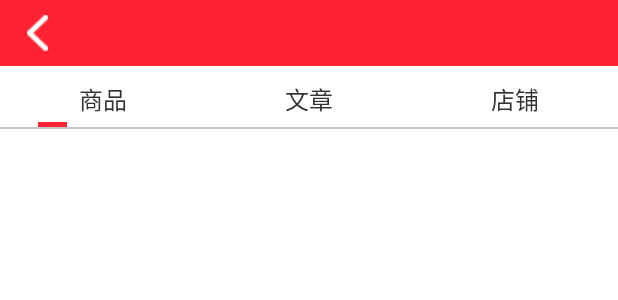
After one commit to hccpw007/KXG, an Android app: the layout activity_mylove.xml on its own in the app's theme, with its tools: preview values and no code run, on a phone screen of 412 x 824 dp. The commit adds this screen. Shown: the top 300 px of the screen. Run offline under Robolectric (Android 15) with nearby library versions, the phone set to English and light mode, and no system bars.

```diff
--- a/app/src/main/java/com/cqts/kxg/adapter/RankingAdapter.java
+++ b/app/src/main/java/com/cqts/kxg/adapter/RankingAdapter.java
@@ -65,7 +65,7 @@ public class RankingAdapter extends BaseAdapter {
 
         ImageLoader.getInstance().displayImage(rankingInfos.get(position).headimg,holder.headImg,
                 BaseValue.getOptions(R.mipmap.center_head));
-
+        holder.rankingTv.setTextColor(context.getResources().getColor(R.color.mygray));
         holder.rankingTv.setText((position+1)+"");
         holder.moneyTv.setText("￥"+rankingInfos.get(position).app_money);
 
--- a/app/src/main/java/com/cqts/kxg/home/GoodsFragment.java
+++ b/app/src/main/java/com/cqts/kxg/home/GoodsFragment.java
@@ -49,6 +49,9 @@ public class GoodsFragment extends MyFragment implements RefreshLayout.OnRefresh
         this.where = where;
     }
 
+    /**
+     * 喜欢
+     */
     public GoodsFragment(Where where) {
         this.where = where;
     }
@@ -114,6 +117,7 @@ public class GoodsFragment extends MyFragment implements RefreshLayout.OnRefresh
                 break;
             case love: //来自喜欢
                 goods_refresh.setRefreshble(false);
+                MyHttp.loveGoods(http,null,PageNum,PageSize,this);
                 break;
             default:
                 break;
@@ -185,7 +189,7 @@ public class GoodsFragment extends MyFragment implements RefreshLayout.OnRefresh
     @Override
     public void onStop() {
         super.onStop();
-        if (goods_refresh.isRefreshing) {
+        if (goods_refresh!=null&&goods_refresh.isRefreshing) {
             goods_refresh.setResultState(RefreshLayout.ResultState.close);
         }
     }
--- a/app/src/main/java/com/cqts/kxg/home/HomeFragment.java
+++ b/app/src/main/java/com/cqts/kxg/home/HomeFragment.java
@@ -174,6 +174,7 @@ public class HomeFragment extends BaseFragment implements Callback, MyViewPager
             }
         });
 
+        //首页3个图标按钮
         MyHttp.homemenu(http, null, new MyHttp.MyHttpResult() {
             @Override
             public void httpResult(Integer which, int code, String msg, Object bean) {
@@ -190,7 +191,7 @@ public class HomeFragment extends BaseFragment implements Callback, MyViewPager
             }
         });
     }
-
+    //首页3个图标按钮
     private void InitTable(ArrayList<HomeTableInfo> homeTableInfos) {
         if (null==homeTableInfos){
             return;
--- a/app/src/main/java/com/cqts/kxg/hot/HotFragment.java
+++ b/app/src/main/java/com/cqts/kxg/hot/HotFragment.java
@@ -52,8 +52,11 @@ public class HotFragment extends BaseFragment implements MyViewPager.OnMyPageCha
 
         hot_viewpager = (MyViewPager)view.findViewById(R.id.hot_viewpager);
         hot_view = (ImageView)view. findViewById(R.id.hot_view);
+
+
         ViewGroup.LayoutParams layoutParams = hot_view.getLayoutParams();
         layoutParams.width = BaseValue.screenwidth/4;
+
         InitViewPager();
     }
 
--- a/app/src/main/java/com/cqts/kxg/main/MyApplication.java
+++ b/app/src/main/java/com/cqts/kxg/main/MyApplication.java
@@ -16,7 +16,7 @@ public class MyApplication extends BaseApplication{
     public static SharedPreferences userSp;//缓存文件
     public static CodeCountDownTimer downTimer;
     public static UserInfo userInfo; //用户信息
-    public static String token = null;
+    public static String token = "";
     @Override
     public void onCreate() {
         super.onCreate();
--- /dev/null
+++ b/app/src/main/res/layout/activity_mylove.xml
@@ -0,0 +1,75 @@
+<?xml version="1.0" encoding="utf-8"?>
+<LinearLayout xmlns:android="http://schemas.android.com/apk/res/android"
+              android:layout_width="match_parent"
+              android:layout_height="match_parent"
+              android:background="@color/myred"
+              android:clipToPadding="true"
+              android:fitsSystemWindows="true"
+              android:orientation="vertical">
+
+    <include layout="@layout/include_red_title"/>
+
+    <LinearLayout
+        android:layout_width="match_parent"
+        android:layout_height="match_parent"
+        android:background="@color/white"
+        android:orientation="vertical">
+
+        <LinearLayout
+            android:layout_width="match_parent"
+            android:layout_height="wrap_content"
+            android:background="@color/white"
+            android:orientation="horizontal"
+            android:paddingBottom="3dp"
+            android:paddingTop="10dp">
+
+            <TextView
+                android:id="@+id/tv0"
+                style="@style/text_16sp_black"
+                android:layout_width="0px"
+                android:layout_height="match_parent"
+                android:layout_weight="1"
+                android:gravity="center"
+                android:text="商品"/>
+
+            <TextView
+                android:id="@+id/tv1"
+                style="@style/text_16sp_black"
+                android:layout_width="0px"
+                android:layout_height="match_parent"
+                android:layout_weight="1"
+                android:gravity="center"
+                android:text="文章"/>
+
+            <TextView
+                android:id="@+id/tv2"
+                style="@style/text_16sp_black"
+                android:layout_width="0px"
+                android:layout_height="match_parent"
+                android:layout_weight="1"
+                android:gravity="center"
+                android:text="店铺"/>
+        </LinearLayout>
+
+        <ImageView
+            android:id="@+id/view"
+            android:layout_width="70dp"
+            android:layout_height="3dp"
+            android:paddingLeft="25dp"
+            android:paddingRight="25dp"
+            android:src="@color/myred"/>
+
+        <View
+            android:layout_width="match_parent"
+            android:layout_height="1dp"
+            android:background="@color/myline"/>
+
+        <com.base.views.MyViewPager
+            android:id="@+id/viewpager"
+            android:layout_width="match_parent"
+            android:layout_height="match_parent"
+            android:background="@color/white">
+        </com.base.views.MyViewPager>
+    </LinearLayout>
+
+</LinearLayout>
--- a/app/src/main/res/layout/item_classifyrv.xml
+++ b/app/src/main/res/layout/item_classifyrv.xml
@@ -14,12 +14,12 @@
         android:src="@mipmap/home_articleclassify"/>
 
     <TextView
-        android:layout_marginTop="20dp"
+        android:layout_marginTop="10dp"
         android:id="@+id/item_classifyrv2_tv"
         android:layout_width="match_parent"
         android:layout_height="30dp"
         android:gravity="center"
-        android:singleLine="true"
+        android:maxLines="1"
         android:text="牛逼的男装"
         android:textColor="@color/black"
         android:textSize="14sp"/>
```
Also changed, not shown: app/src/main/AndroidManifest.xml (+8 -0 lines), app/src/main/java/com/cqts/kxg/adapter/ArticleClassifyAdapter.java (+13 -1 lines), app/src/main/java/com/cqts/kxg/center/CenterFragment.java (+12 -0 lines), app/src/main/java/com/cqts/kxg/center/MyloveActivity.java (added, +101 -0 lines), app/src/main/java/com/cqts/kxg/home/ArticleActivity.java (added, +29 -0 lines), app/src/main/java/com/cqts/kxg/home/ArticleFragment.java (+34 -8 lines), app/src/main/java/com/cqts/kxg/home/ShopFragment.java (+7 -2 lines), app/src/main/java/com/cqts/kxg/utils/MyHttp.java (+83 -10 lines), app/src/main/res/layout/activity_article.xml (added, +21 -0 lines).
